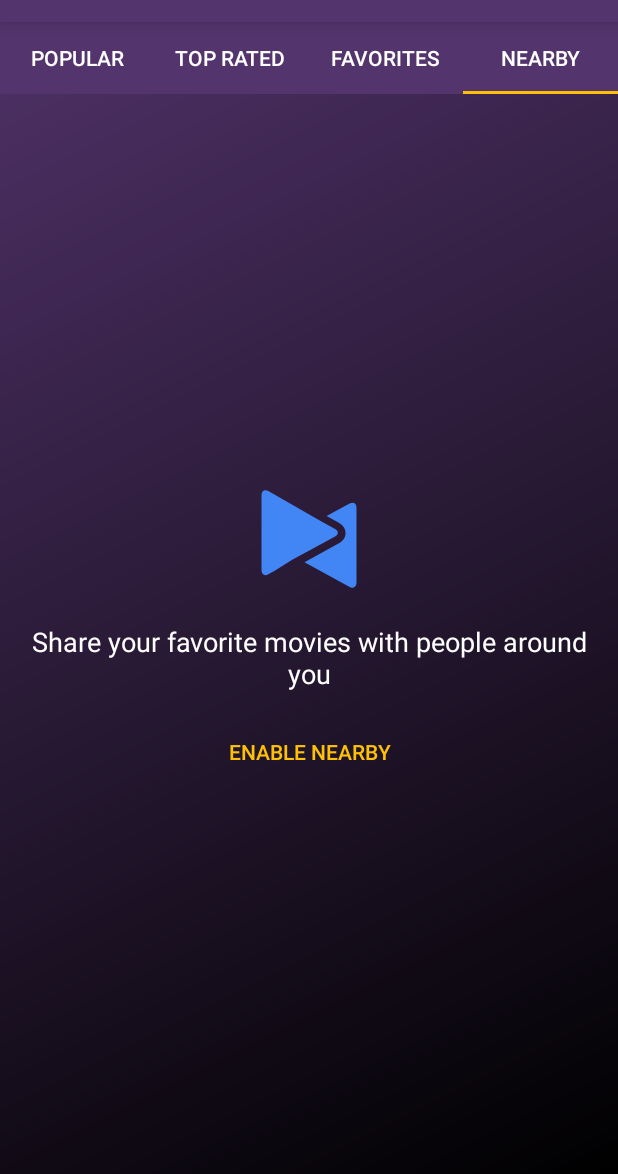
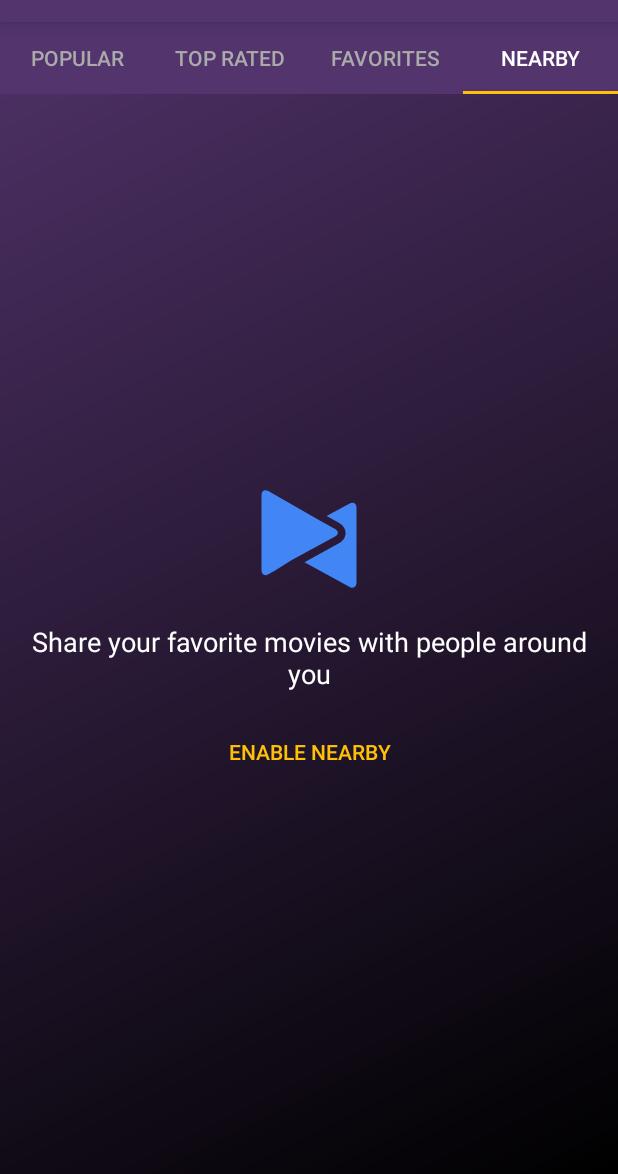
Before and after one commit to Rashwan/Reactive-Popular-Movies, an Android app: the screen it shows after launch (BrowseMoviesActivity), tab 4 chosen, on a phone screen of 412 x 824 dp, the part 62-1236 px from its top. Run offline under Robolectric (Android 15) with nearby library versions, the phone set to English and light mode, and no system bars; our stand-ins replace ButterKnife, Dagger/Hilt's generated code, Picasso, Timber; libraries missing offline, so code that uses them is left out: android.support.v7, retrofit2.adapter.rxjava, rx.android.schedulers, rx.schedulers; pictures from the network do not load; 6 statements that could not run were skipped.

Commit message:
change tab color in browse movies screen

```diff
--- a/app/src/main/res/layout/activity_browse_movies.xml
+++ b/app/src/main/res/layout/activity_browse_movies.xml
@@ -18,7 +18,8 @@
         app:tabBackground="@color/colorPrimary"
         app:tabGravity="fill"
         app:elevation="8dp"
-        app:tabTextColor="@color/primaryText"
+        app:tabTextColor="@android:color/darker_gray"
+        app:tabSelectedTextColor="@android:color/white"
         />
 
     <android.support.v4.view.ViewPager
```
